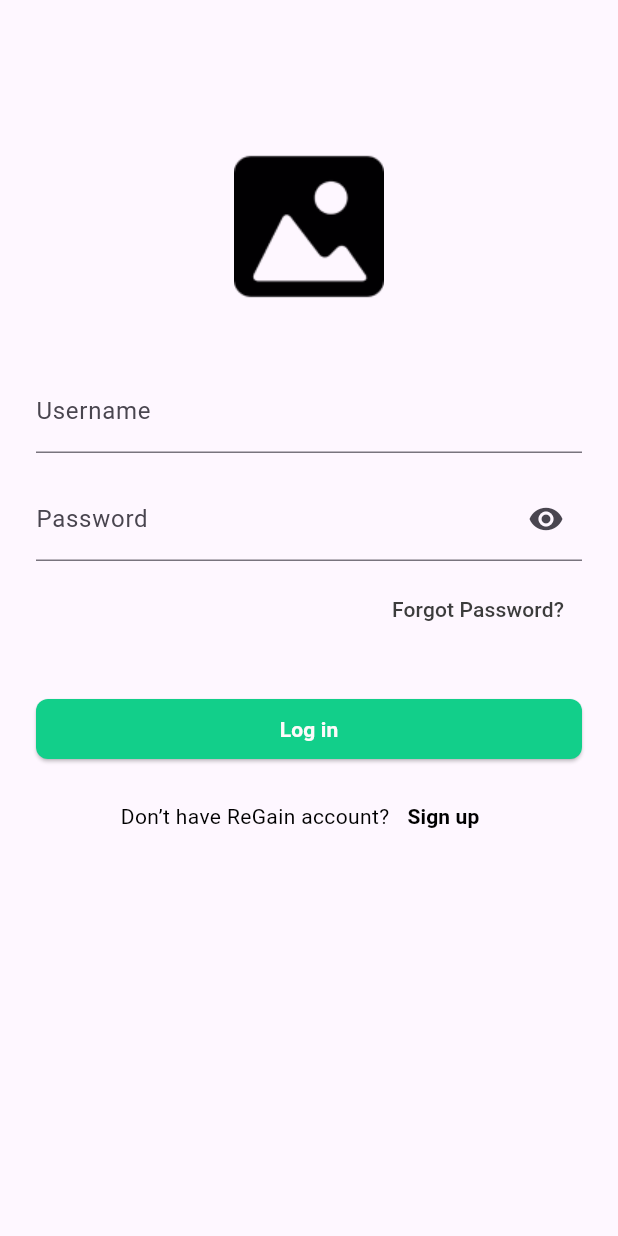
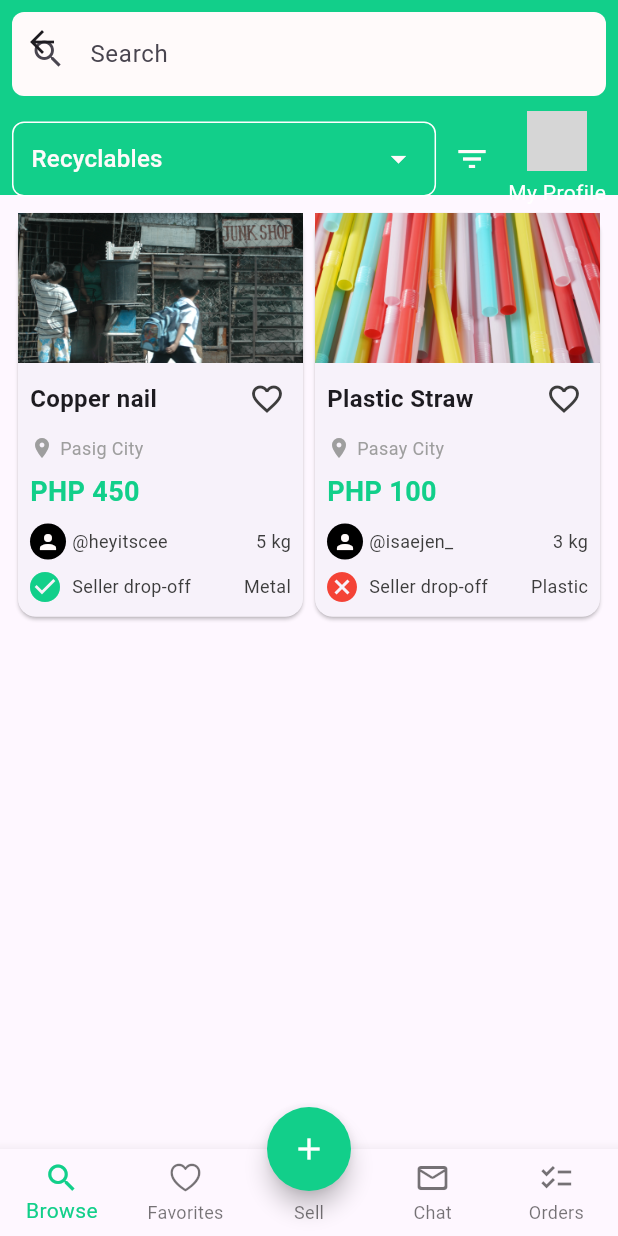
Before and after one commit to simonvque/ISPROJ2REGAIN_MOBILE, a Flutter app: the LoginScreen screen opened directly, after a tap on "Log in", on a phone screen of 412 x 824 dp. Run offline on Flutter 3.47's test engine with Material 3 defaults, Android fonts, the phone set to English and light mode, and no system bars; our stand-ins replace carousel_slider, flutter_markdown, get, get_storage, iconsax_flutter, smooth_page_indicator; accounts and stored records are empty; network calls fail; project files that could hold a hidden picture were left out; grey boxes are pictures that could not be loaded.

Commit message:
added homepage

```diff
--- /dev/null
+++ b/lib/features/screens/homepage/homepage.dart
@@ -0,0 +1,145 @@
+import 'package:flutter/cupertino.dart';
+import 'package:flutter/material.dart';
+import 'package:regain_mobile/features/screens/homepage/widgets/homepage_cards.dart';
+import 'package:regain_mobile/profile/profile_page.dart';
+import '../../../constants/colors.dart';
+import '../../../constants/image_strings.dart';
+
+class HomepageScreen extends StatelessWidget {
+  const HomepageScreen({
+    super.key,
+  });
+
+  @override
+  Widget build(BuildContext context) {
+    return Scaffold(
+      appBar: PreferredSize(
+        preferredSize: const Size.fromHeight(130.0),
+
+        // SEARCH
+        child: AppBar(
+          backgroundColor: green,
+          flexibleSpace: Padding(
+            padding: const EdgeInsets.all(8.0),
+            child: Column(
+              mainAxisAlignment: MainAxisAlignment.end,
+              children: <Widget>[
+                Padding(
+                  padding: const EdgeInsets.symmetric(horizontal: 0),
+                  child: TextField(
+                    decoration: InputDecoration(
+                      prefixIcon: const Icon(Icons.search),
+                      hintText: 'Search',
+                      border: OutlineInputBorder(
+                        borderRadius: BorderRadius.circular(8.0),
+                        borderSide: BorderSide.none,
+                      ),
+                      filled: true,
+                      fillColor: white,
+                    ),
+                  ),
+                ),
+
+                // CATEGORY | FILTER | PROFILE
+                SizedBox(height: 10),
+                Row(
+                  children: <Widget>[
+                    Expanded(
+                      child: Container(
+                        padding: const EdgeInsets.symmetric(horizontal: 12.0),
+                        decoration: BoxDecoration(
+                          color: Colors.transparent,
+                          borderRadius: BorderRadius.circular(8.0),
+                          border: Border.all(color: Colors.white),
+                        ),
+                        child: DropdownButtonHideUnderline(
+                          child: DropdownButton<String>(
+                            dropdownColor: green,
+                            iconEnabledColor: white,
+                            isExpanded: true,
+                            items: <String>['Recyclables', 'Equipments'].map((String value) {
+                              return DropdownMenuItem<String>(
+                                value: value,
+                                child: Text(
+                                  value,
+                                  style: const TextStyle(color: white),
+                                ),
+                              );
+                            }).toList(),
+                            onChanged: (_) {},
+                            value: 'Recyclables',
+                          ),
+                        ),
+                      ),
+                    ),
+                    IconButton(
+                      icon: Icon(Icons.filter_list, color: white),
+                      onPressed: () {},
+                    ),
+                    InkWell(
+                      onTap: () {
+                        // ----------------------------- GO TO PROFILE PAGE -----------------------------
+                        Navigator.push(
+                          context,
+                          MaterialPageRoute(builder: (context) => ProfilePage()),
+                        );
+                      },
+                      child: const Column(
+                        children: <Widget>[
+                          CircleAvatar(
+                            backgroundImage: NetworkImage('https://lh4.googleusercontent.com/proxy/diAq9zObVXZOBQ-35PuawibY4uFDrnmQUd18A7cvh_e661B0Y4HFLCyVmCZE8DmsExSSrAaaTazBZ92XxJuIjT-tBBbpdXWJ3OVM1TRbmzg3u8z4KKcTg3VZLtRJ8LIdvg'),
+                          ),
+                          SizedBox(height: 4),
+                          Text(
+                            'My Profile',
+                            style: TextStyle(color: Colors.white),
+                          ),
+                        ],
+                      ),
+                    ),
+                  ],
+                ),
+              ],
+            ),
+          ),
+        ),
+      ),
+
+      // body: const SingleChildScrollView(
+      //   child: Padding(
+      //     padding: EdgeInsets.all(ReGainSizes.sm),
+      //     child: ReGainCarousel(banners: [ReGainImages.carousel1,ReGainImages.carousel1,ReGainImages.carousel1,ReGainImages.carousel1],),
+      //   )
+      // )
+
+      body: const CardItems(
+        items: [
+          {
+            'imagePath': ReGainImages.onboardingImage3,
+            'title': 'Copper nail',
+            'location': 'Pasig City',
+            'price': 'PHP 450',
+            'sellerImagePath': null,
+            'seller': '@heyitscee',
+            'weight': '5 kg',
+            'category': 'Metal',
+            'isSellerDropOff': true,
+          },
+          {
+            'imagePath': ReGainImages.plastic,
+            'title': 'Plastic Straw',
+            'location': 'Pasay City',
+            'price': 'PHP 100',
+            'sellerImagePath': null,
+            'seller': '@isaejen_',
+            'weight': '3 kg',
+            'category': 'Plastic',
+            'isSellerDropOff': false,
+          },
+        ],
+      ),
+
+
+    );
+  }
+}
--- /dev/null
+++ b/lib/features/screens/homepage/widgets/homepage_cards.dart
@@ -0,0 +1,192 @@
+import 'package:flutter/material.dart';
+
+import '../../../../constants/colors.dart';
+import '../../selectedItem/selected_item.dart';
+
+class CardItems extends StatelessWidget {
+  final List<Map<String, dynamic>> items;
+
+  const CardItems({
+    required this.items,
+  });
+
+  @override
+  Widget build(BuildContext context) {
+    return GridView.count(
+      crossAxisCount: 2,
+      childAspectRatio: MediaQuery.of(context).size.width /
+          (MediaQuery.of(context).size.height * 0.7),
+      padding: EdgeInsets.all(8),
+      children: List.generate(items.length, (index) {
+        final Map<String, dynamic> item = items[index];
+        final bool isSellerDropOff = item['isSellerDropOff'];
+        return Card(
+          child: InkWell(
+            onTap: () {
+              Navigator.push(
+                context,
+                MaterialPageRoute(builder: (context) => SelectedItemScreen()),
+              );
+            },
+            child: Column(
+              crossAxisAlignment: CrossAxisAlignment.start,
+              children: <Widget>[
+                Stack(
+                  children: [
+                    Container(
+                      width: double.infinity,
+                      height: 100,
+                      child: Image.asset(
+                        item['imagePath'],
+                        fit: BoxFit.cover,
+                      ),
+                    ),
+                  ],
+                ),
+                Padding(
+                  padding: const EdgeInsets.only(left: 8.0),
+                  child: Row(
+                    mainAxisAlignment: MainAxisAlignment.spaceBetween,
+                    children: [
+                      Expanded(
+                        child: Text(
+                          item['title'],
+                          style: TextStyle(
+                            fontSize: 16.0,
+                            fontWeight: FontWeight.bold,
+                          ),
+                        ),
+                      ),
+                      IconButton(
+                        icon: Icon(
+                          Icons.favorite_border,
+                          color: black,
+                        ),
+                        onPressed: () {
+                          // -------------------- GO TO FAVORITES --------------------
+                        },
+                      ),
+                    ],
+                  ),
+                ),
+                Padding(
+                  padding: const EdgeInsets.only(left: 8.0),
+                  child: Row(
+                    children: [
+                      Icon(
+                        Icons.location_on,
+                        color: Colors.grey,
+                        size: 16,
+                      ),
+                      SizedBox(width: 4),
+                      Text(
+                        item['location'],
+                        style: TextStyle(
+                          fontSize: 12.0,
+                          color: Colors.grey,
+                        ),
+                      ),
+                    ],
+                  ),
+                ),
+                Padding(
+                  padding: const EdgeInsets.all(8.0),
+                  child: Text(
+                    item['price'],
+                    style: TextStyle(
+                      fontSize: 18.0,
+                      fontWeight: FontWeight.bold,
+                      color: green,
+                    ),
+                  ),
+                ),
+                Padding(
+                  padding: const EdgeInsets.only(left: 8.0, right: 8.0, bottom: 6.0),
+                  child: Row(
+                    mainAxisAlignment: MainAxisAlignment.spaceBetween,
+                    children: [
+                      Row(
+                        children: [
+                          Container(
+                            width: 24, // adjust size as needed
+                            height: 24, // adjust size as needed
+                            decoration: BoxDecoration(
+                              shape: BoxShape.circle,
+                              color: Colors.black, // fallback color
+                            ),
+                            child: item['sellerImagePath'] != null
+                                ? ClipOval(
+                              child: Image.asset(
+                                item['sellerImagePath'],
+                                width: 24,
+                                height: 24,
+                                fit: BoxFit.cover,
+                              ),
+                            )
+                                : Icon(
+                              Icons.person,
+                              color: white,
+                              size: 16,
+                            ),
+                          ),
+                          SizedBox(width: 4),
+                          Text(
+                            item['seller'],
+                            style: TextStyle(
+                              fontSize: 12.0,
+                              color: black,
+                            ),
+                          ),
+                        ],
+                      ),
+                      Text(
+                        item['weight'],
+                        style: TextStyle(
+                          fontSize: 12.0,
+                          color: black,
+                        ),
+                      ),
+                    ],
+                  ),
+                ),
+
+                Padding(
+                  padding: const EdgeInsets.only(left: 6.0, right: 8.0),
+                  child: Row(
+                    mainAxisAlignment: MainAxisAlignment.spaceBetween,
+                    children: [
+                      Row(
+                        children: [
+                          Icon(
+                            isSellerDropOff ? Icons.check_circle : Icons.cancel,
+                            color: isSellerDropOff ? green : Colors.red,
+                            size: 24,
+                          ),
+                          SizedBox(width: 6),
+                          Text(
+                            'Seller drop-off',
+                            style: TextStyle(
+                              fontSize: 12.0,
+                              color: black,
+                            ),
+                          ),
+                        ],
+                      ),
+                      Text(
+                        item['category'],
+                        style: TextStyle(
+                          fontSize: 12.0,
+                          color: black,
+                        ),
+                      ),
+                    ],
+                  ),
+                ),
+              ],
+            ),
+          ),
+        );
+      }),
+    );
+  }
+}
--- a/lib/features/screens/login/widgets/login_form.dart
+++ b/lib/features/screens/login/widgets/login_form.dart
@@ -1,8 +1,10 @@
 import 'package:flutter/material.dart';
 import 'package:iconsax_flutter/iconsax_flutter.dart';
+import 'package:regain_mobile/nav.dart';
 import '../../../../constants/colors.dart';
 import '../../../../constants/sizes.dart';
 import '../../../../constants/text_strings.dart';
+import '../../homepage/homepage.dart';
 import '../../registration/registration.dart';
 
 class LoginForm extends StatefulWidget {
@@ -77,10 +79,10 @@ class _LoginFormState extends State<LoginForm> {
                 onPressed: () {
 
                   // ------------------------ ADD VALIDATION ------------------------
-                  // Navigator.pushReplacement(
-                  //   context,
-                  //   MaterialPageRoute(builder: (context) => HomepageScreen()),
-                  // );
+                  Navigator.pushReplacement(
+                    context,
+                    MaterialPageRoute(builder: (context) => NavigationMenu()),
+                  );
                 },
                 style: ElevatedButton.styleFrom(
                   shape: RoundedRectangleBorder(
--- a/lib/main.dart
+++ b/lib/main.dart
@@ -1,4 +1,5 @@
 import 'package:flutter/material.dart';
+import 'package:regain_mobile/features/screens/login/login.dart';
 import 'package:regain_mobile/nav.dart';
 
 void main() {
@@ -41,7 +42,7 @@ class MyApp extends StatelessWidget {
         visualDensity: VisualDensity.adaptivePlatformDensity,
         appBarTheme: AppBarTheme(color: Color(0xFF12CF8A)),
       ),
-      home: NavigationMenu(),
+      home: LoginScreen(),
     );
   }
 }
--- a/lib/nav.dart
+++ b/lib/nav.dart
@@ -1,6 +1,7 @@
 import 'package:flutter/cupertino.dart';
 import 'package:flutter/material.dart';
 import 'package:regain_mobile/add.dart';
+import 'package:regain_mobile/features/screens/homepage/homepage.dart';
 import 'package:regain_mobile/profile/profile_page.dart';
 
 class NavigationMenu extends StatefulWidget {
@@ -13,7 +14,7 @@ class NavigationMenu extends StatefulWidget {
 class _NavigationMenuState extends State<NavigationMenu> {
   int _currentIndex = 0;
   List<Widget> body = const [
-    ProfilePage(),
+    HomepageScreen(),
     Placeholder(color: Colors.transparent),
     Placeholder(color: Colors.transparent),
     Placeholder(color: Colors.transparent),
```
Also changed, not shown: lib/features/controllers/homepage_controller.dart (added, +12 -0 lines), lib/features/controllers/onboarding_controller.dart (added, +10 -0 lines), lib/features/screens/homepage/widgets/homepage_carousel.dart (added, +47 -0 lines), lib/features/screens/selectedItem/selected_item.dart (added, +208 -0 lines).
